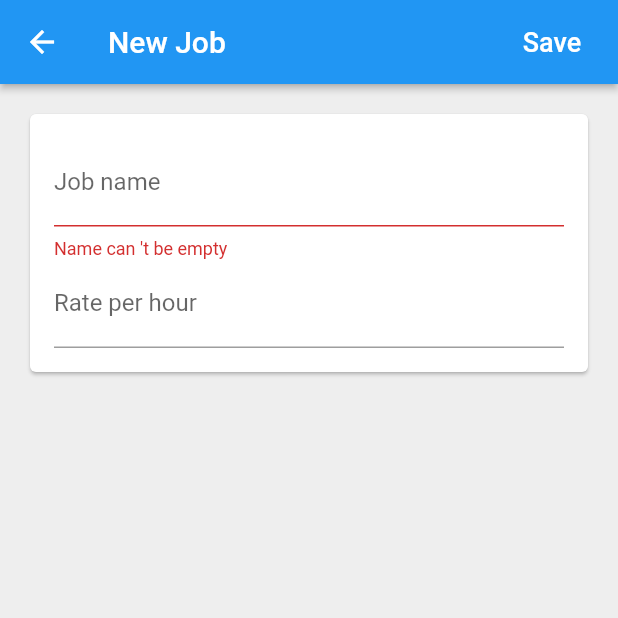
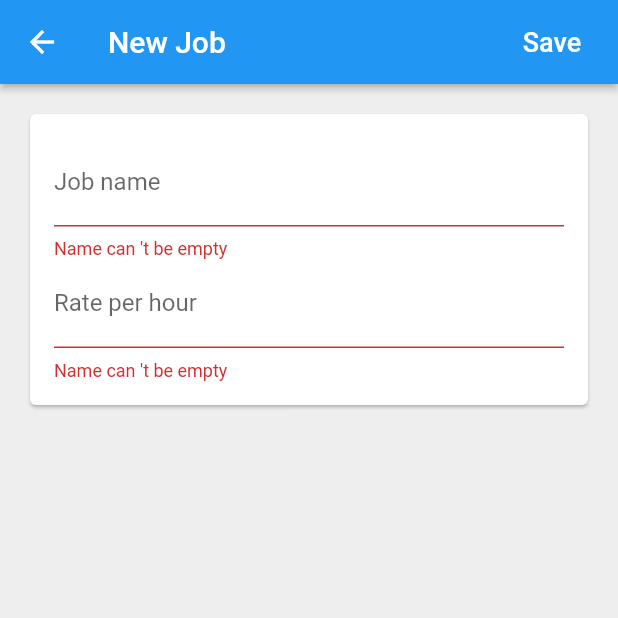
Before and after one commit to fabuloussTeam/Time-Tracker-App, a Flutter app: the AddJobPage screen opened directly with empty values, after a tap on "Save", on a phone screen of 412 x 824 dp, the top half of it. Run offline on Flutter 3.47's test engine with Material 2 defaults, Android fonts, the phone set to English and light mode, and no system bars; our stand-ins replace cloud_firestore, firebase_auth, firebase_core, google_sign_in; missing offline and left inert: flutter_facebook_auth, flutter_login_facebook; accounts and stored records are empty.

Commit message:
Recuperation des donnees en live avec la fonction streams et verification que le jobName saisi dans le formulaire n'existe pas dans la BD

```diff
--- a/lib/app/home/jobs/add_jobs_page.dart
+++ b/lib/app/home/jobs/add_jobs_page.dart
@@ -45,9 +45,21 @@ class _AddJobPageState extends State<AddJobPage> {
   Future<void> _submit(context) async{
     if(_validateAndSaveForm()) {
       try {
-        final job = Job(name: _name, ratePerHour: _ratePerHour);
-        await widget.database.createJob(job: job, context: context);
-        Navigator.of(context).pop();
+        final jobs = await widget.database.jobStream().first;
+        final allNames = jobs.map((job) => job.name).toList();
+        print("all name in DB: $allNames");
+        if(allNames.contains(_name)){
+          PlatformAlertDialog(
+            title: "This job name already used",
+            content: "Please choose a different",
+            defaultActionText: "OK",
+          ).show(context);
+        } else {
+          final job = Job(name: _name, ratePerHour: _ratePerHour);
+          await widget.database.createJob(job: job, context: context);
+          Navigator.of(context).pop();
+        }
+
       } on PlatformException catch (e) {
         PlatformAlertDialog(
           title: "Operation failed",
@@ -106,6 +118,7 @@ class _AddJobPageState extends State<AddJobPage> {
       ),
       TextFormField(
         decoration: InputDecoration(labelText: "Rate per hour"),
+        validator: (value) => value.isNotEmpty ? null : "Name can 't be empty",
         keyboardType: TextInputType.numberWithOptions(
             signed: false,
             decimal: false
```
